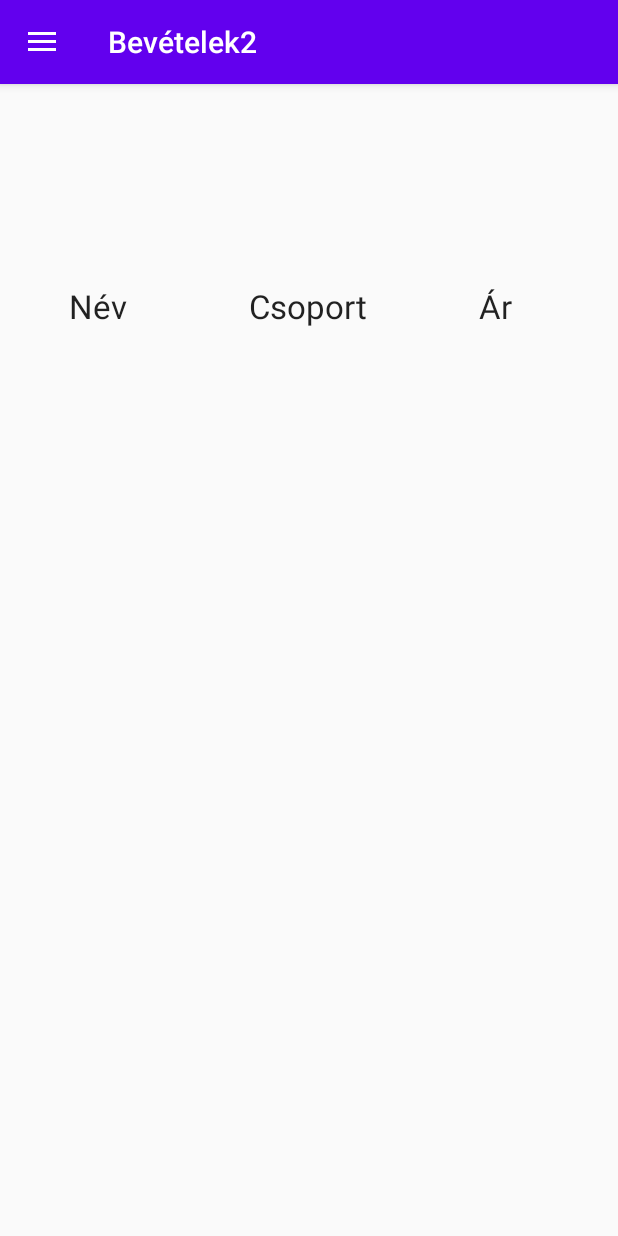
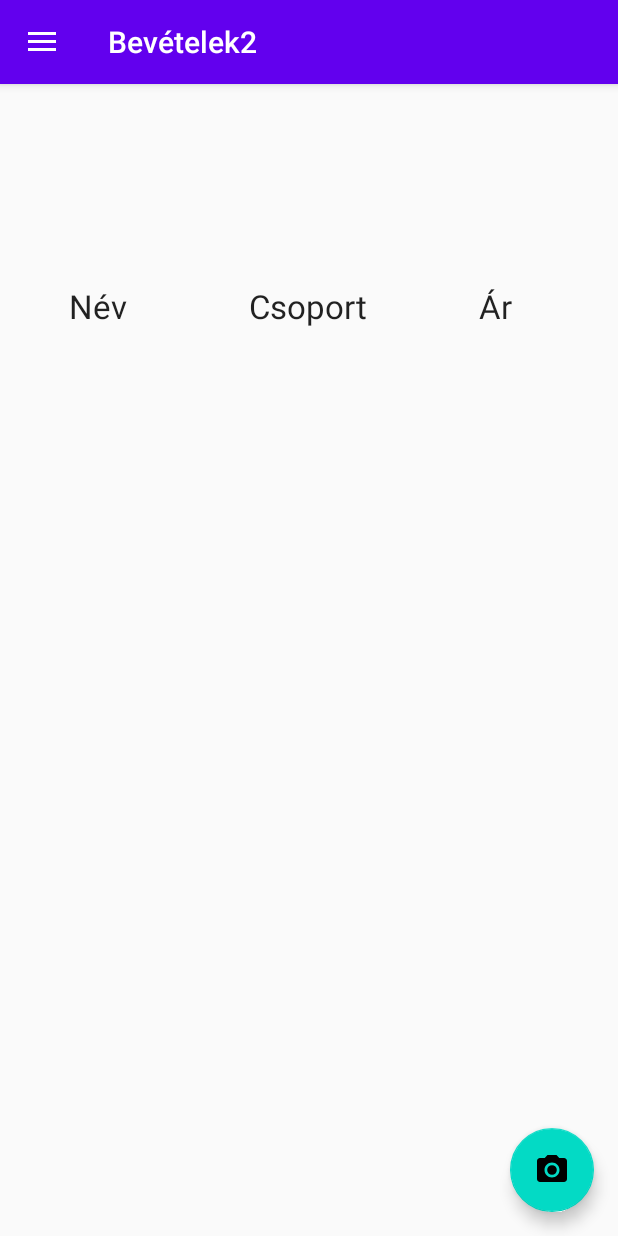
Before and after one commit to duszka-akos-attila/SZFM_2020_14_BugCrusherzz, an Android app: the screen it shows after launch (MainActivity), in the side drawer, after a tap on "Bevételektest", on a phone screen of 412 x 824 dp. Run offline under Robolectric (Android 15) with nearby library versions, the phone set to English and light mode, and no system bars; our stand-ins replace Room's generated code, navigation-ui; 6 statements that could not run were skipped.

Commit message:
Added floating button and made some quick changes

```diff
--- a/Tracky/Application/Tracky/app/src/main/java/com/tracky/controller/IncomeFragment2.java
+++ b/Tracky/Application/Tracky/app/src/main/java/com/tracky/controller/IncomeFragment2.java
@@ -34,9 +34,22 @@ public class IncomeFragment2 extends Fragment {
         MainTabla = root.findViewById(R.id.mainTabla22);
         MainTablaAdapter = new mainTablaAdapter(balanceList);
 
+/*
+        FloatingActionButton fab = root.findViewById(R.id.fab);
+        fab.setOnClickListener(new View.OnClickListener() {
+            @Override
+            public void onClick(View view) {
+                Snackbar.make(view, "Here's a Snackbar", Snackbar.LENGTH_LONG)
+                        .setAction("Action", null).show();
+            }
+        });
+        */
+
         MainTabla.setAdapter(MainTablaAdapter);
         return root;
 
     }
 
+
+
 }
--- a/Tracky/Application/Tracky/app/src/main/res/layout/fragment_income2.xml
+++ b/Tracky/Application/Tracky/app/src/main/res/layout/fragment_income2.xml
@@ -5,6 +5,17 @@
     xmlns:tools="http://schemas.android.com/tools"
     android:layout_width="match_parent"
     android:layout_height="match_parent">
+
+    <com.google.android.material.floatingactionbutton.FloatingActionButton
+        android:id="@+id/fab"
+        android:layout_width="wrap_content"
+        android:layout_height="wrap_content"
+        android:layout_gravity="end|bottom"
+        android:layout_margin="16dp"
+        android:src="@drawable/ic_menu_camera"
+        android:onClick="secondscreen"
+        app:layout_constraintBottom_toBottomOf="parent"
+        app:layout_constraintEnd_toEndOf="parent" />
 
     <androidx.recyclerview.widget.RecyclerView
         android:id="@+id/mainTabla22"
```
